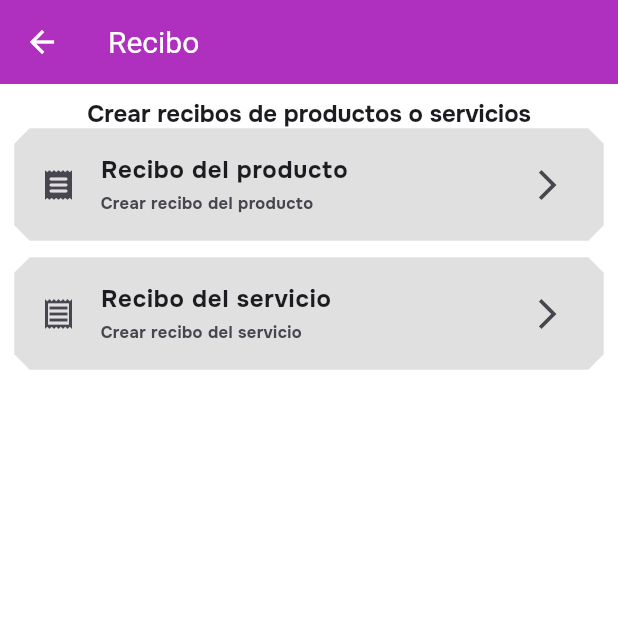
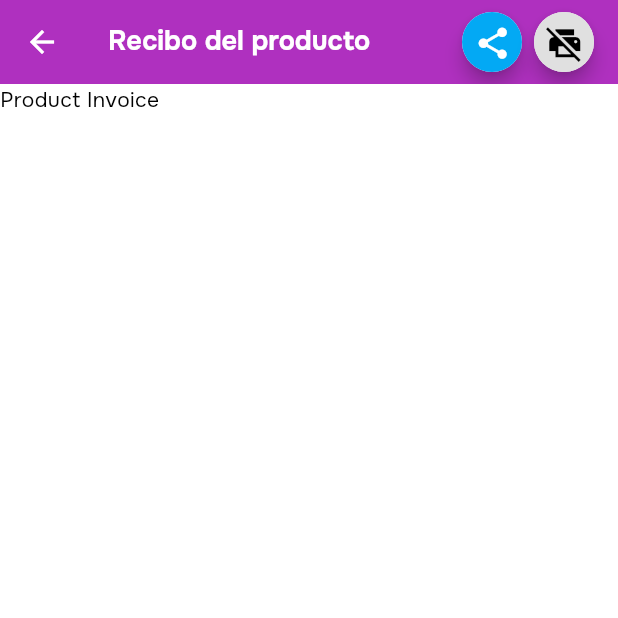
Before and after one commit to HanJian16/Ballots-Template, a Flutter app: the InvoiceScreen screen opened by its route, after a tap on "Recibo del producto", on a phone screen of 412 x 824 dp, the top half of it. Run offline on Flutter 3.47's test engine with Material 3 defaults, Android fonts, the phone set to English and light mode, and no system bars; our stand-ins replace dio, flutter_dotenv, get, get_storage, google_fonts, permission_handler and 2 more; accounts and stored records are empty.

Commit message:
Agregando productInvoice, serviceinvoice en las rutas del app , creacion de las pantallas, usando las pantallas en el invoicescreen

```diff
--- a/frontend/ballots_template_flutter/lib/routes/app_routes.dart
+++ b/frontend/ballots_template_flutter/lib/routes/app_routes.dart
@@ -1,5 +1,7 @@
 import 'package:ballots_template_flutter/screens/auth/login_screen.dart';
 import 'package:ballots_template_flutter/screens/invoice/invoice_screens.dart';
+import 'package:ballots_template_flutter/screens/invoice/product_invoice_screen.dart';
+import 'package:ballots_template_flutter/screens/invoice/service_invoice_screen.dart';
 import 'package:get/get.dart';
 import 'package:ballots_template_flutter/screens/form_register_screens.dart';
 import 'package:ballots_template_flutter/screens/home_screen.dart';
@@ -9,11 +11,15 @@ class AppRoutes {
   static const home = '/home';
   static const formRegister = '/form-register';
   static const invoice = '/invoice';
+  static const productInvoice = '/invoice/product';
+  static const serviceInvoice = '/invoice/service';
 
   static final routes = [
     GetPage(name: initial, page: () => const LoginScreen()),
     GetPage(name: home, page: () => const HomeScreen()),
     GetPage(name: formRegister, page: () => const FormRegisterScreen()),
     GetPage(name: invoice, page: () => const InvoiceScreen()),
+    GetPage(name: productInvoice, page: () => const ProductInvoiceScreen()),
+    GetPage(name: serviceInvoice, page: () => const ServiceInvoiceScreen()),
   ];
 }
--- a/frontend/ballots_template_flutter/lib/screens/form_register_screens.dart
+++ b/frontend/ballots_template_flutter/lib/screens/form_register_screens.dart
@@ -1,3 +1,4 @@
+import 'package:ballots_template_flutter/routes/app_routes.dart';
 import 'package:ballots_template_flutter/screens/company_logo_upload_screens.dart';
 import 'package:ballots_template_flutter/theme/colors.dart';
 import 'package:ballots_template_flutter/utils/bottom_sheet.dart';
@@ -9,7 +10,7 @@ import 'package:ballots_template_flutter/screens/signature_screens.dart';
 import 'package:ballots_template_flutter/widgets/custom_btn.dart';
 import 'package:ballots_template_flutter/widgets/custom_textformfield.dart';
 import 'package:ballots_template_flutter/widgets/screen_container.dart';
-import 'package:ballots_template_flutter/widgets/custom_icon_btn.dart';
+import 'package:ballots_template_flutter/widgets/appbar_title_with_icon.dart';
 import 'package:ballots_template_flutter/widgets/backup_row.dart';
 
 class FormRegisterScreen extends StatefulWidget {
@@ -64,7 +65,7 @@ class _FormRegisterScreenState extends State<FormRegisterScreen> {
     // final FormController controller = Get.put(FormController());
 
     return ScreenContainer(
-      appBarChildren: CustomIconButton(
+      appBarChildren: AppBarTitleWithIcon(
         text: "Ajustes",
         icon: Icons.cloud_upload_sharp,
         onPressed: () => _showBottomSheet(context),
@@ -138,6 +139,7 @@ class _FormRegisterScreenState extends State<FormRegisterScreen> {
                           customHeight: 50,
                           onPressed: () async {
                             controller.submitForm();
+                            Get.toNamed(AppRoutes.home);
                           },
                           status: 1,
                         ),
--- a/frontend/ballots_template_flutter/lib/screens/invoice/invoice_screens.dart
+++ b/frontend/ballots_template_flutter/lib/screens/invoice/invoice_screens.dart
@@ -1,6 +1,8 @@
+import 'package:ballots_template_flutter/routes/app_routes.dart';
 import 'package:ballots_template_flutter/theme/colors.dart';
 import 'package:ballots_template_flutter/widgets/screen_container.dart';
 import 'package:flutter/material.dart';
+import 'package:get/get.dart';
 
 class InvoiceScreen extends StatelessWidget {
   const InvoiceScreen({super.key});
@@ -13,7 +15,8 @@ class InvoiceScreen extends StatelessWidget {
         'subtitle': 'Crear recibo del producto',
         'icon': Icons.receipt_rounded,
         'onTap': () {
-          print('Harry potter');
+          print('Navegando a ${AppRoutes.productInvoice}');
+          Get.toNamed(AppRoutes.productInvoice);
         }
       },
       {
@@ -21,13 +24,17 @@ class InvoiceScreen extends StatelessWidget {
         'subtitle': 'Crear recibo del servicio',
         'icon': Icons.receipt_outlined,
         'onTap': () {
-          print('Harry potter2');
+          Get.toNamed(AppRoutes.serviceInvoice);
         }
       }
     ];
     final TextTheme theme = Theme.of(context).textTheme;
     return ScreenContainer(
-      appBarChildren: const Text('Recibo'),
+      appBarChildren: Text(
+        'Recibo',
+        style: theme.headlineLarge
+            ?.copyWith(color: AppColors.whiteColor,),
+      ),
       children: Container(
         padding: const EdgeInsets.all(10),
         child: Column(
@@ -36,7 +43,7 @@ class InvoiceScreen extends StatelessWidget {
               'Crear recibos de productos o servicios',
               style: theme.titleLarge,
             ),
-            Container(
+            SizedBox(
               height: 200,
               child: ListView.separated(
                 itemCount: 2,
@@ -46,11 +53,10 @@ class InvoiceScreen extends StatelessWidget {
                   String subtitle = item['subtitle'] ?? '';
                   return GestureDetector(
                     onTap: item['onTap'],
-                    child:  ListTile(
+                    child: ListTile(
                       shape: const BeveledRectangleBorder(
                         borderRadius: BorderRadius.all(Radius.circular(10)),
-                          side:
-                              BorderSide(width: 1, color: AppColors.greyColor),
+                        side: BorderSide(width: 1, color: AppColors.greyColor),
                       ),
                       tileColor: AppColors.cardColorSecondary,
                       title: Text(
--- /dev/null
+++ b/frontend/ballots_template_flutter/lib/screens/invoice/product_invoice_screen.dart
@@ -0,0 +1,41 @@
+import 'package:ballots_template_flutter/theme/colors.dart';
+import 'package:ballots_template_flutter/widgets/appbar_title_with_icon.dart';
+import 'package:ballots_template_flutter/widgets/screen_container.dart';
+import 'package:flutter/material.dart';
+
+class ProductInvoiceScreen extends StatelessWidget {
+  const ProductInvoiceScreen({super.key});
+
+  @override
+  Widget build(BuildContext context) {
+    final List<Map<String, dynamic>> list = [
+      {
+        'icon': Icons.share,
+        'onPressed': () {
+          print('hola');
+        },
+        'background': Colors.lightBlue
+      },
+      {
+        'icon': Icons.print_disabled,
+        'onPressed': () {
+          print('hola2');
+        },
+        'color': AppColors.blackColor
+      },
+    ];
+    return ScreenContainer(
+      appBarChildren: Column(
+        children: [
+          AppBarTitleWithIcon(
+            text: 'Recibo del producto',
+            icon: Icons.receipt_rounded,
+            onPressed: () {},
+            list: list,
+          ),
+        ],
+      ),
+      children: const Text('Product Invoice'),
+    );
+  }
+}
```
Also changed, not shown: frontend/ballots_template_flutter/lib/screens/invoice/service_invoice_screen.dart (added, +10 -0 lines). Lines whose indentation alone changed are shown as unchanged.
